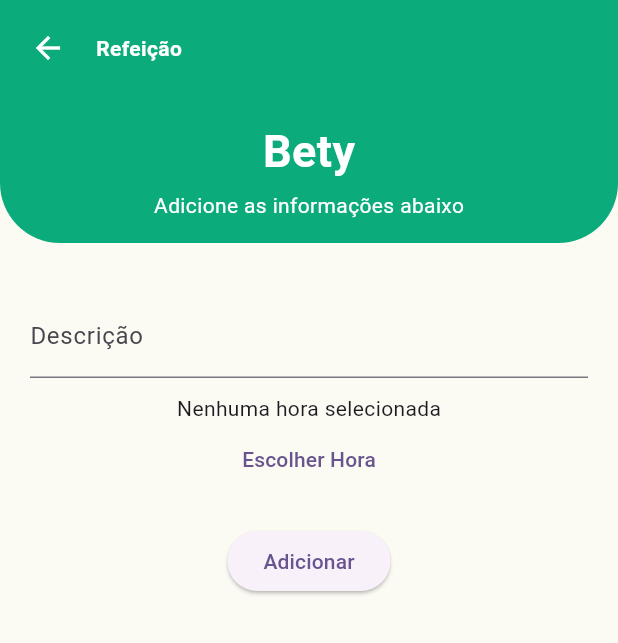
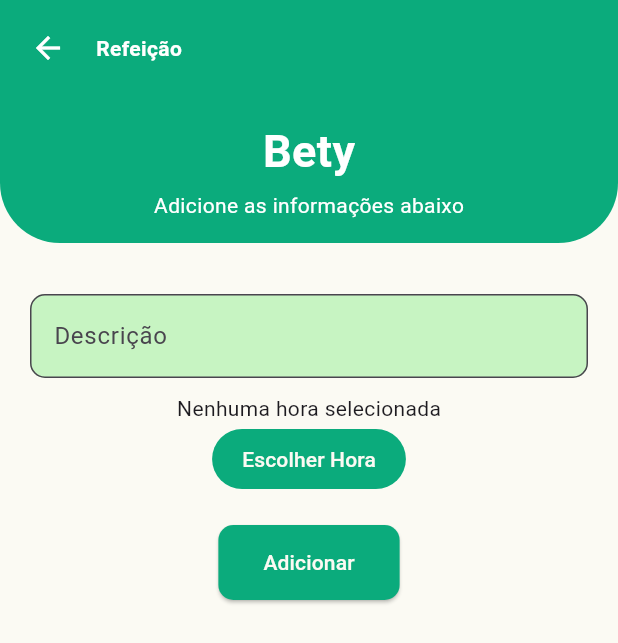
Before and after one commit to alanabclins/Bety-App-DSI, a Flutter app: the AdicionarRefeicaoScreen screen opened directly with empty values, on a phone screen of 412 x 824 dp. Shown: the top 643 px of the screen. Run offline on Flutter 3.47's test engine with Material 3 defaults, Android fonts, the phone set to English and light mode, and no system bars; our stand-ins replace carousel_slider, cloud_firestore, firebase_auth, firebase_core, firebase_messaging, firebase_storage and 4 more; accounts and stored records are empty; network calls fail; Roboto replaces fonts that are missing (Poppins).

Commit message:
refinamentoRefeições

```diff
--- a/bety_app/lib/screens/adicionar_refeicao_screen.dart
+++ b/bety_app/lib/screens/adicionar_refeicao_screen.dart
@@ -106,7 +106,14 @@ class _AdicionarRefeicaoScreenState extends State<AdicionarRefeicaoScreen> {
           children: [
             TextField(
               controller: _descricaoController,
-              decoration: InputDecoration(labelText: 'Descrição'),
+              decoration: InputDecoration(
+                labelText: 'Descrição',
+                filled: true,
+                fillColor: const Color.fromARGB(255, 199, 244, 194),
+                border: OutlineInputBorder(
+                  borderRadius: BorderRadius.circular(10),
+                ),
+              ),
             ),
             SizedBox(height: 10),
             Text(
@@ -117,10 +124,19 @@ class _AdicionarRefeicaoScreenState extends State<AdicionarRefeicaoScreen> {
             TextButton(
               onPressed: () => _selectTime(context),
               child: Text('Escolher Hora'),
+              style: TextButton.styleFrom(
+                backgroundColor: Color(0xFF0BAB7C),
+                foregroundColor: Color(0xFFFBFAF3),
+                padding: EdgeInsets.symmetric(horizontal: 20, vertical: 10),
+              ),
             ),
             SizedBox(height: 20),
+            Row(
+              mainAxisAlignment: MainAxisAlignment.spaceEvenly,
+              children: [
                 ElevatedButton(
-              onPressed: (){ CustomAlertDialog.show(
+                  onPressed: () {
+                    CustomAlertDialog.show(
                       context: context,
                       title: 'Salvar refeição',
                       content: 'Você tem certeza que deseja salvar esta refeição?',
@@ -129,7 +145,44 @@ class _AdicionarRefeicaoScreenState extends State<AdicionarRefeicaoScreen> {
                       },
                     );
                   },
-              child: Text(_refeicaoId == null ? 'Adicionar' : 'Salvar Alterações'),
+                  child: Text(_refeicaoId == null ? 'Adicionar' : 'Salvar'),
+                  style: ElevatedButton.styleFrom(
+                    backgroundColor: Color(0xFF0BAB7C),
+                    foregroundColor: Color(0xFFFBFAF3),
+                    padding: EdgeInsets.symmetric(horizontal: 30, vertical: 15),
+                    shape: RoundedRectangleBorder(
+                      borderRadius: BorderRadius.circular(10),
+                    ),
+                  ),
+                ),
+                if (_refeicaoId != null)
+                  ElevatedButton(
+                    onPressed: () {
+                      // Lógica para exclusão de refeição
+                      CustomAlertDialog.show(
+                        context: context,
+                        title: 'Excluir refeição',
+                        content: 'Você tem certeza que deseja excluir esta refeição?',
+                        onConfirm: () async {
+                          await _authService.excluirRefeicao(
+                            userId: widget.userId,
+                            refeicaoId: _refeicaoId!,
+                          );
+                          Navigator.pop(context); // Fecha a tela após exclusão
+                        },
+                      );
+                    },
+                    child: Text('Excluir'),
+                    style: ElevatedButton.styleFrom(
+                      backgroundColor: Colors.red,
+                      foregroundColor: Color(0xFFFBFAF3),
+                      padding: EdgeInsets.symmetric(horizontal: 30, vertical: 15),
+                      shape: RoundedRectangleBorder(
+                        borderRadius: BorderRadius.circular(10),
+                      ),
+                    ),
+                  ),
+              ],
             ),
           ],
         ),
--- a/bety_app/pubspec.yaml
+++ b/bety_app/pubspec.yaml
@@ -49,7 +49,7 @@ dependencies:
   sliding_clipped_nav_bar: ^1.0.3
   firebase_storage: ^12.1.2
   path: ^1.8.0
-  carousel_slider: ^4.0.0
+  carousel_slider: ^5.0.0
   firebase_messaging: ^15.0.4
 
 dev_dependencies:
```
Also changed, not shown: bety_app/lib/screens/altera_dados.dart (+1 -33 lines), bety_app/pubspec.lock. Lines whose indentation alone changed are shown as unchanged.
